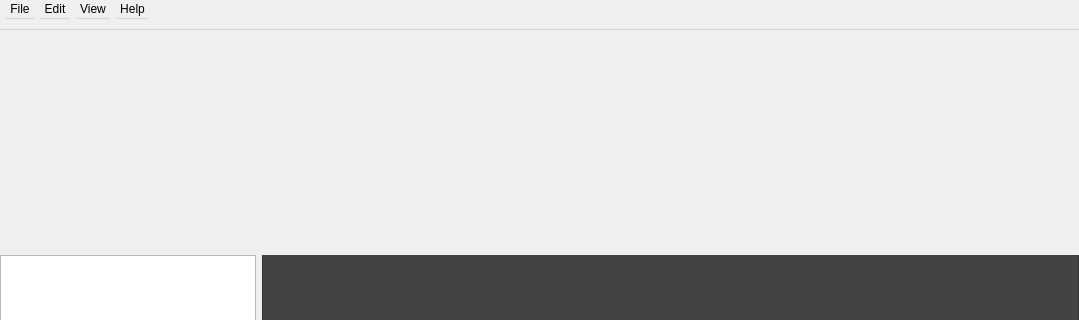
Qt form src/newmainwindow.ui (jahshaka/Studio) before a commit; both pictures show x 0 to 1079 and y 0 to 320 of the 1079 by 553 pixel window.
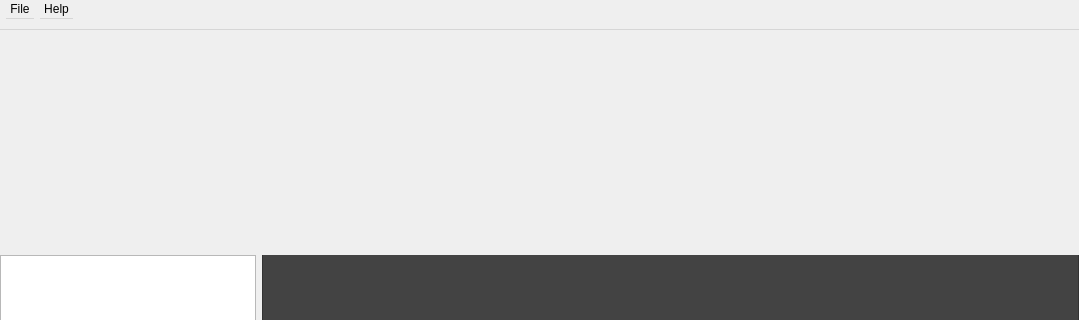
The same form after that commit. Icons and pictures are not drawn. Custom widgets are drawn as their Qt base class.

```diff
--- a/src/newmainwindow.ui
+++ b/src/newmainwindow.ui
@@ -458,13 +458,6 @@
     <addaction name="actionPreferences"/>
     <addaction name="actionExit"/>
    </widget>
-   <widget class="QMenu" name="menuView">
-    <property name="title">
-     <string>View</string>
-    </property>
-    <addaction name="actionEditorCamera"/>
-    <addaction name="actionViewerCamera"/>
-   </widget>
    <widget class="QMenu" name="menuHelp">
     <property name="title">
      <string>Help</string>
@@ -475,16 +468,7 @@
     <addaction name="actionVisit_Website"/>
     <addaction name="actionBlog"/>
    </widget>
-   <widget class="QMenu" name="menuEdit">
-    <property name="title">
-     <string>Edit</string>
-    </property>
-    <addaction name="actionUndo"/>
-    <addaction name="actionRedo"/>
-   </widget>
    <addaction name="menuFile"/>
-   <addaction name="menuEdit"/>
-   <addaction name="menuView"/>
    <addaction name="menuHelp"/>
   </widget>
   <action name="actionSave">
```
